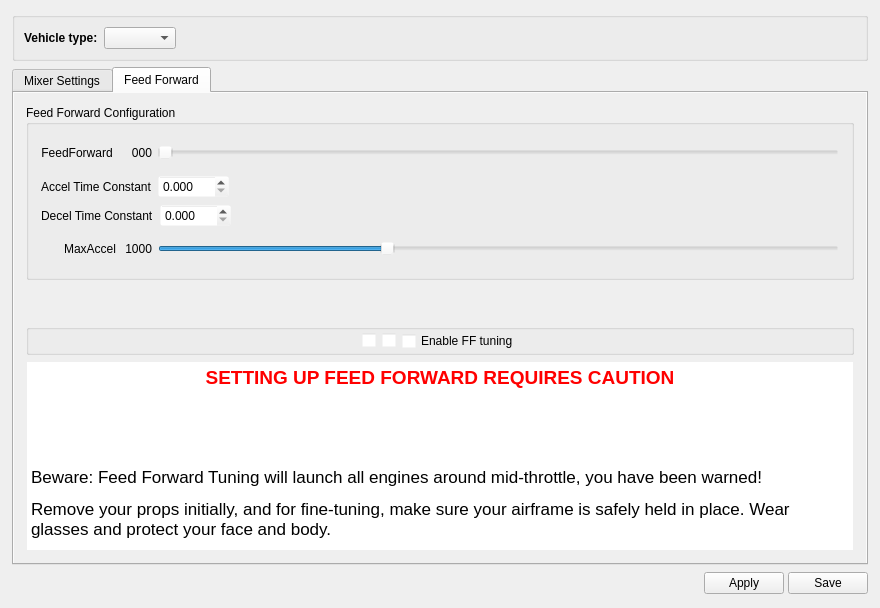
openpilot/OpenPilot, file ground/openpilotgcs/src/plugins/config/airframe.ui: the form before one commit.
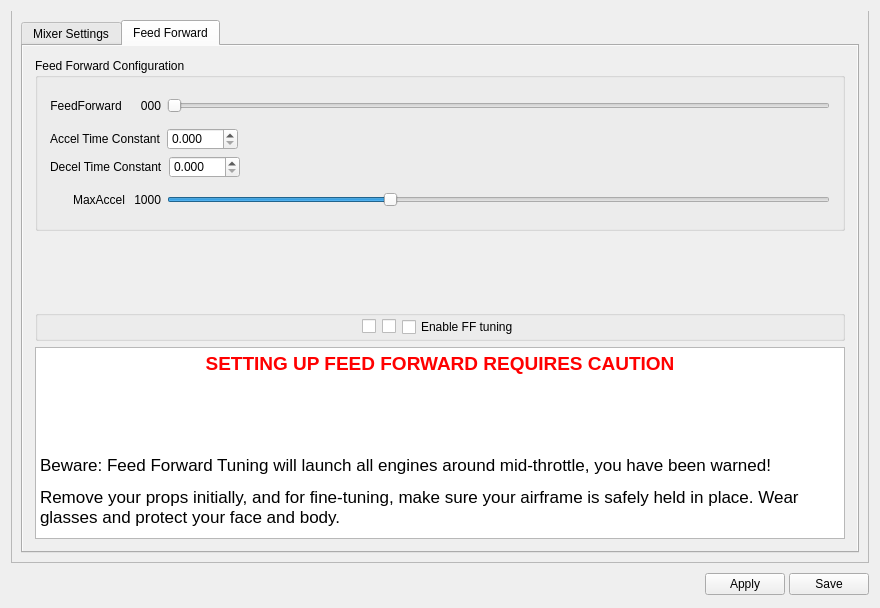
The form after the commit. The open tabs and pages were chosen to show the change. Icons and pictures are not drawn.

Commit message: OP-1088 Changes to the Vehicle configuration page. Changed combo box for tab bar and made the tab text translate-able.

Diff of the .ui file:
```diff
--- a/ground/openpilotgcs/src/plugins/config/airframe.ui
+++ b/ground/openpilotgcs/src/plugins/config/airframe.ui
@@ -14,81 +14,33 @@
    <string>Form</string>
   </property>
   <layout class="QVBoxLayout" name="verticalLayout_10">
-   <property name="margin">
-    <number>12</number>
+   <property name="spacing">
+    <number>0</number>
    </property>
    <item>
-    <widget class="QGroupBox" name="vehicleTypeGroupBox">
-     <property name="sizePolicy">
-      <sizepolicy hsizetype="Preferred" vsizetype="Fixed">
-       <horstretch>0</horstretch>
-       <verstretch>0</verstretch>
-      </sizepolicy>
-     </property>
-     <property name="title">
-      <string/>
-     </property>
-     <layout class="QHBoxLayout" name="horizontalLayout">
-      <property name="margin">
-       <number>9</number>
-      </property>
-      <item>
-       <widget class="QLabel" name="label">
-        <property name="sizePolicy">
-         <sizepolicy hsizetype="Fixed" vsizetype="Fixed">
-          <horstretch>0</horstretch>
-          <verstretch>0</verstretch>
-         </sizepolicy>
-        </property>
-        <property name="font">
-         <font>
-          <weight>75</weight>
-          <bold>true</bold>
-         </font>
-        </property>
-        <property name="text">
-         <string>Vehicle type:</string>
-        </property>
-       </widget>
+    <widget class="QTabBar" name="aircraftType" native="true"/>
       </item>
       <item>
-       <widget class="QComboBox" name="aircraftType">
-        <property name="sizePolicy">
-         <sizepolicy hsizetype="Preferred" vsizetype="Fixed">
-          <horstretch>0</horstretch>
-          <verstretch>0</verstretch>
-         </sizepolicy>
-        </property>
-        <property name="font">
-         <font>
-          <weight>50</weight>
-          <bold>false</bold>
-         </font>
-        </property>
-        <property name="toolTip">
-         <string>Select aircraft type here</string>
-        </property>
-       </widget>
-      </item>
-      <item>
-       <spacer name="horizontalSpacer_2">
-        <property name="orientation">
-         <enum>Qt::Horizontal</enum>
-        </property>
-        <property name="sizeType">
-         <enum>QSizePolicy::Expanding</enum>
-        </property>
-        <property name="sizeHint" stdset="0">
-         <size>
-          <width>2</width>
-          <height>20</height>
-         </size>
-        </property>
-       </spacer>
-      </item>
-     </layout>
-    </widget>
-   </item>
+    <widget class="QFrame" name="vehicleTypeFrame">
+     <property name="layoutDirection">
+      <enum>Qt::LeftToRight</enum>
+     </property>
+     <property name="autoFillBackground">
+      <bool>true</bool>
+     </property>
+     <property name="styleSheet">
+      <string notr="true">#vehicleTypeFrame{
+	color: rgb(180, 180, 180);
+    margin-top: -1px;
+}</string>
+     </property>
+     <property name="frameShape">
+      <enum>QFrame::StyledPanel</enum>
+     </property>
+     <property name="frameShadow">
+      <enum>QFrame::Raised</enum>
+     </property>
+     <layout class="QVBoxLayout" name="verticalLayout_2">
    <item>
     <widget class="QTabWidget" name="tabWidget">
      <property name="currentIndex">
@@ -327,8 +279,8 @@
            <rect>
             <x>0</x>
             <y>0</y>
-            <width>223</width>
-            <height>269</height>
+               <width>271</width>
+               <height>307</height>
            </rect>
           </property>
           <layout class="QVBoxLayout" name="verticalLayout_18">
@@ -711,12 +663,12 @@
               <string>&lt;!DOCTYPE HTML PUBLIC &quot;-//W3C//DTD HTML 4.0//EN&quot; &quot;http://www.w3.org/TR/REC-html40/strict.dtd&quot;&gt;
 &lt;html&gt;&lt;head&gt;&lt;meta name=&quot;qrichtext&quot; content=&quot;1&quot; /&gt;&lt;style type=&quot;text/css&quot;&gt;
 p, li { white-space: pre-wrap; }
-&lt;/style&gt;&lt;/head&gt;&lt;body style=&quot; font-family:'MS Shell Dlg 2'; font-size:8.25pt; font-weight:400; font-style:normal;&quot;&gt;
+&lt;/style&gt;&lt;/head&gt;&lt;body style=&quot; font-family:'Sans Serif'; font-size:9pt; font-weight:400; font-style:normal;&quot;&gt;
 &lt;table border=&quot;0&quot; style=&quot;-qt-table-type: root; margin-top:4px; margin-bottom:4px; margin-left:4px; margin-right:4px;&quot;&gt;
 &lt;tr&gt;
 &lt;td style=&quot;border: none;&quot;&gt;
 &lt;p align=&quot;center&quot; style=&quot; margin-top:0px; margin-bottom:0px; margin-left:0px; margin-right:0px; -qt-block-indent:0; text-indent:0px;&quot;&gt;&lt;span style=&quot; font-family:'Ubuntu'; font-size:14pt; font-weight:600; color:#ff0000;&quot;&gt;SETTING UP FEED FORWARD REQUIRES CAUTION&lt;/span&gt;&lt;/p&gt;
-&lt;p style=&quot;-qt-paragraph-type:empty; margin-top:0px; margin-bottom:0px; margin-left:0px; margin-right:0px; -qt-block-indent:0; text-indent:0px; font-family:'Ubuntu'; font-size:11pt;&quot;&gt;&lt;/p&gt;
+&lt;p style=&quot;-qt-paragraph-type:empty; margin-top:0px; margin-bottom:0px; margin-left:0px; margin-right:0px; -qt-block-indent:0; text-indent:0px; font-family:'Ubuntu'; font-size:11pt;&quot;&gt;&lt;br /&gt;&lt;/p&gt;
 &lt;p style=&quot; margin-top:0px; margin-bottom:0px; margin-left:0px; margin-right:0px; -qt-block-indent:0; text-indent:0px;&quot;&gt;&lt;span style=&quot; font-family:'Ubuntu'; font-size:11pt;&quot;&gt;&lt;br /&gt;&lt;/span&gt;&lt;/p&gt;
 &lt;p style=&quot; margin-top:0px; margin-bottom:0px; margin-left:0px; margin-right:0px; -qt-block-indent:0; text-indent:0px;&quot;&gt;&lt;span style=&quot; font-family:'Ubuntu'; font-size:11pt;&quot;&gt;&lt;br /&gt;&lt;/span&gt;&lt;/p&gt;
 &lt;p style=&quot; margin-top:0px; margin-bottom:0px; margin-left:0px; margin-right:0px; -qt-block-indent:0; text-indent:0px;&quot;&gt;&lt;span style=&quot; font-family:'Lucida Grande'; font-size:13pt;&quot;&gt;Beware: Feed Forward Tuning will launch all engines around mid-throttle, you have been warned!&lt;/span&gt;&lt;/p&gt;
@@ -732,6 +684,25 @@
      </widget>
     </widget>
    </item>
+     </layout>
+    </widget>
+   </item>
+   <item>
+    <spacer name="verticalSpacer">
+     <property name="orientation">
+      <enum>Qt::Vertical</enum>
+     </property>
+     <property name="sizeType">
+      <enum>QSizePolicy::Fixed</enum>
+     </property>
+     <property name="sizeHint" stdset="0">
+      <size>
+       <width>20</width>
+       <height>9</height>
+      </size>
+     </property>
+    </spacer>
+   </item>
    <item>
     <layout class="QHBoxLayout" name="bottomLayout">
      <property name="spacing">
@@ -809,6 +780,14 @@
    </item>
   </layout>
  </widget>
+ <customwidgets>
+  <customwidget>
+   <class>QTabBar</class>
+   <extends>QWidget</extends>
+   <header>qtabbar.h</header>
+   <container>1</container>
+  </customwidget>
+ </customwidgets>
  <resources>
   <include location="../coreplugin/core.qrc"/>
  </resources>
```
Left out of the diff: 70 changed lines with no effect on the pictures. Lines whose indentation alone changed are shown as unchanged. The commit also changes 3 other files.
